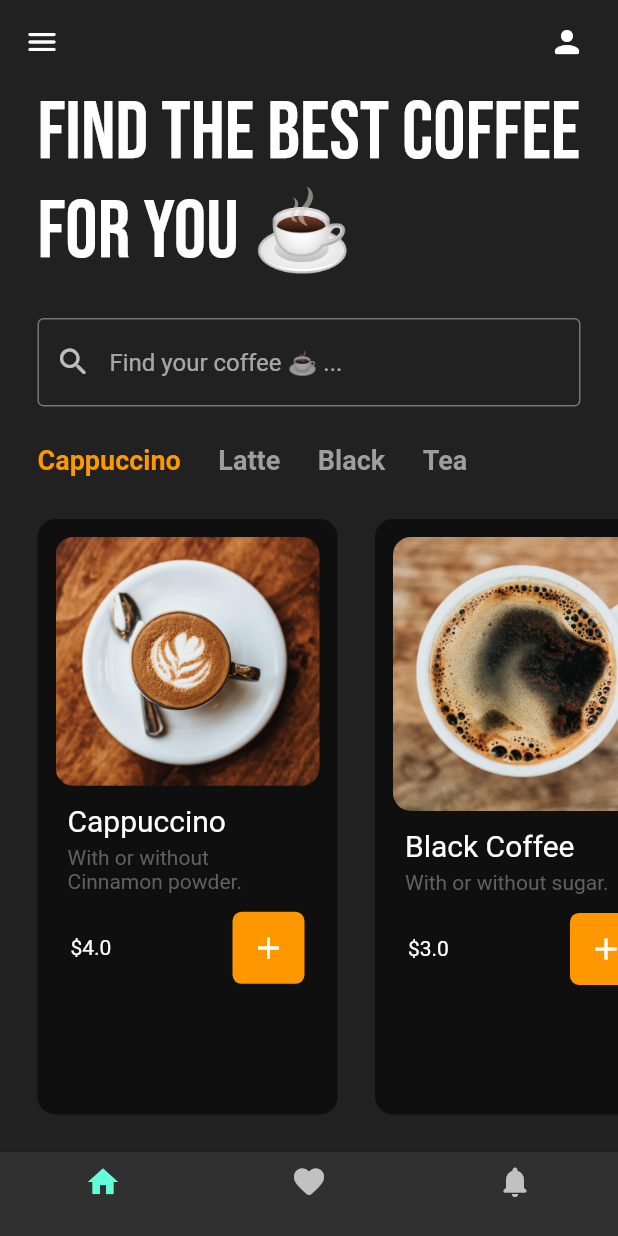
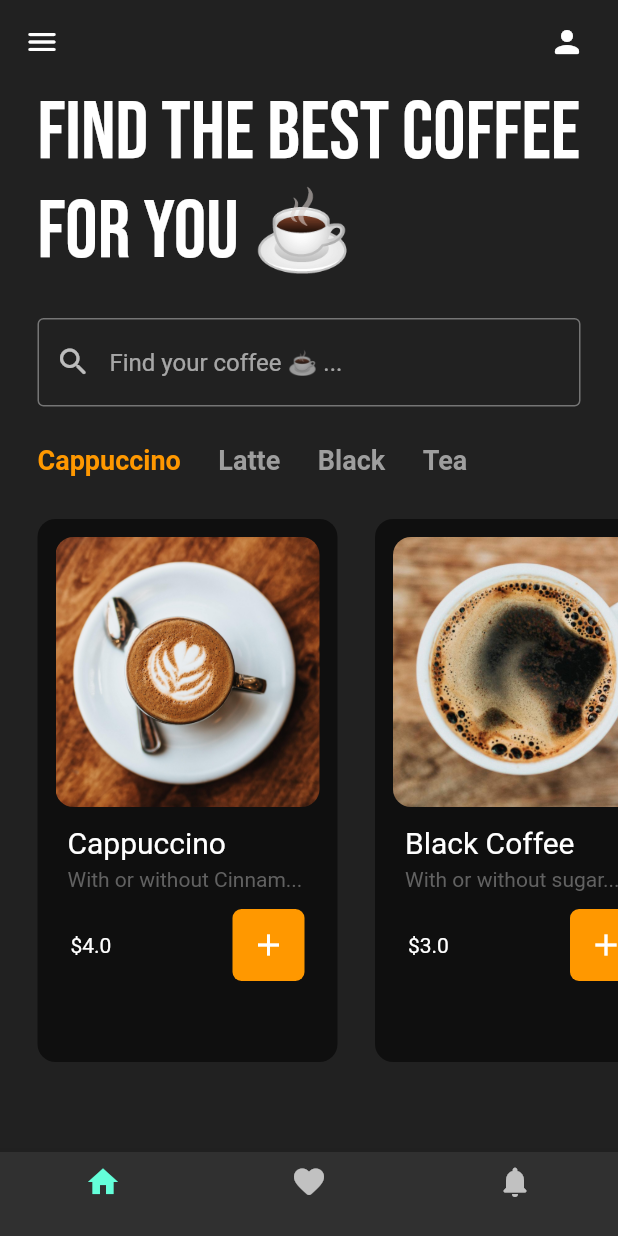
Before and after one commit to YanKaiky/cafe, a Flutter app: the screen it shows after launch, on a phone screen of 412 x 824 dp. Run offline on Flutter 3.47's test engine with Material 2 defaults, Android fonts, the phone set to English and light mode, and no system bars; our stand-ins replace google_fonts.

Commit message:
feat(CoffeCardDescription): alter image

```diff
--- a/lib/src/pages/home/components/coffee.card/coffee.card.dart
+++ b/lib/src/pages/home/components/coffee.card/coffee.card.dart
@@ -12,7 +12,7 @@ class CoffeeCard extends StatelessWidget {
   Widget build(BuildContext context) {
     return Padding(
       padding: const EdgeInsets.only(
-        bottom: yDefaultPadding + 5,
+        bottom: yDefaultPadding * 3,
         left: yDefaultPadding + 5,
       ),
       child: Container(
--- a/lib/src/pages/home/components/coffee.card/coffee.card.description.dart
+++ b/lib/src/pages/home/components/coffee.card/coffee.card.description.dart
@@ -15,9 +15,15 @@ class CoffeCardDescription extends StatelessWidget {
     return Column(
       crossAxisAlignment: CrossAxisAlignment.start,
       children: [
-        ClipRRect(
-          borderRadius: BorderRadius.circular(12),
-          child: Image.asset(coffee.image),
+        Container(
+          height: 180,
+          decoration: BoxDecoration(
+            borderRadius: BorderRadius.circular(12),
+            image: DecorationImage(
+              fit: BoxFit.cover,
+              image: AssetImage(coffee.image),
+            ),
+          ),
         ),
         Padding(
           padding: const EdgeInsets.symmetric(
@@ -28,12 +34,16 @@ class CoffeCardDescription extends StatelessWidget {
             crossAxisAlignment: CrossAxisAlignment.start,
             children: [
               Text(
-                coffee.name,
+                coffee.name.length >= 14
+                    ? '${coffee.name.substring(0, 14)}...'
+                    : coffee.name,
                 style: TextStyle(fontSize: 20),
               ),
               SizedBox(height: 5),
               Text(
-                coffee.description,
+                coffee.description.length >= 22
+                    ? '${coffee.description.substring(0, 22)}...'
+                    : coffee.description,
                 style: TextStyle(color: Colors.grey[700]),
               ),
             ],
```
